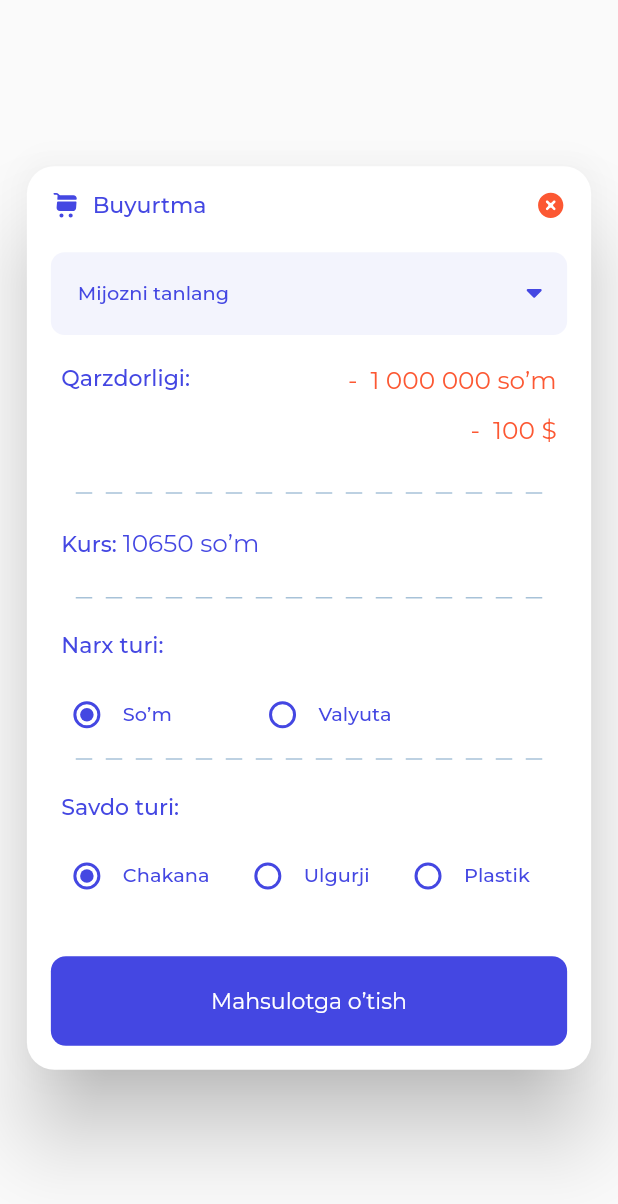
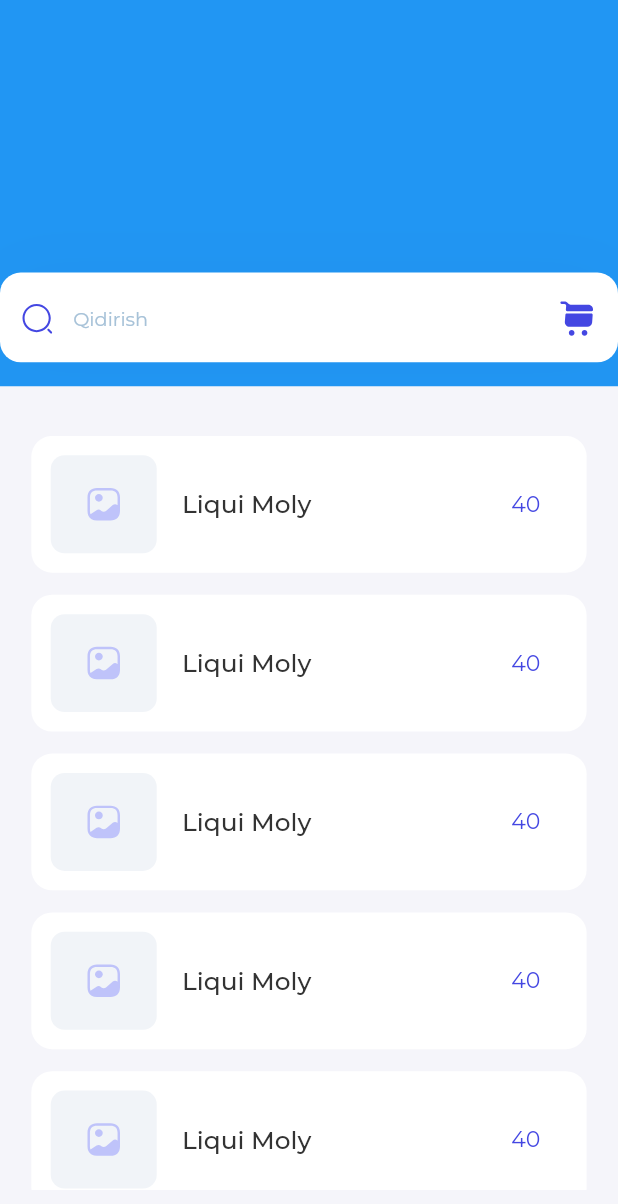
Before and after one commit to Abdullayev3635/savdo, a Flutter app: the BuyurtmaDialog widget shown alone on an empty page, opened directly, after a tap on "Mahsulotga o’tish", on a phone screen of 412 x 824 dp. Shown: the top 1204 px of the screen. Run offline on Flutter 3.47's test engine with Material 2 defaults, Android fonts, the phone set to English and light mode, and no system bars; our stand-ins replace auto_size_text, bloc, bloc_concurrency, dartz, equatable, flutter_bloc and 14 more; accounts and stored records are empty; statements that could not run were skipped; project files that could hold a hidden picture were left out.

Commit message:
24.03.22 Product page qo'shidi

```diff
--- a/lib/core/utils/app_constants.dart
+++ b/lib/core/utils/app_constants.dart
@@ -15,6 +15,7 @@
 const cGrayColor = Color(0xFF333333);
 const cWhiteColor = Color(0xFFFFFFFF);
 const cInActiveColor = Color(0xFF6E71F4);
+const cImageB2Color = Color(0xFFF1F4F8);
 Color cShadowColor = const Color(0xff2F3081).withOpacity(0.04);
 Color primaryColor07 = primaryColor.withOpacity(0.7);
 
--- a/lib/features/app.dart
+++ b/lib/features/app.dart
@@ -14,6 +14,7 @@
 
 class App extends StatelessWidget {
   const App({Key? key}) : super(key: key);
+
   @override
   Widget build(BuildContext context) {
     return ScreenUtilInit(
@@ -29,7 +30,7 @@
           );
         },
         debugShowCheckedModeBanner: false,
-        home: const MapCheck(),
+        home: FirmalarPage.screen(),
       ),
     );
   }
--- a/lib/features/buyurtma/presentation/pages/buyurtma_dialog.dart
+++ b/lib/features/buyurtma/presentation/pages/buyurtma_dialog.dart
@@ -2,6 +2,7 @@
 import 'package:flutter_screenutil/flutter_screenutil.dart';
 import 'package:flutter_svg/flutter_svg.dart';
 import 'package:savdo_agnet_client/core/utils/app_constants.dart';
+import 'package:savdo_agnet_client/features/product/presentation/pages/product_page.dart';
 
 import '../../../../core/widgets/dialog_frame.dart';
 
@@ -231,12 +232,19 @@
         ),
         SizedBox(height: 32.h),
         ElevatedButton(
-            onPressed: () {},
+            onPressed: () {
+              Navigator.pop(context);
+              Navigator.push(
+                  context,
+                  MaterialPageRoute(
+                    builder: (context) => const ProductPage(),
+                  ));
+            },
             style: buttonStyle,
             child: const Text(
               'Mahsulotga o’tish',
               textAlign: TextAlign.center,
-             )),
+            )),
       ],
     );
   }
--- /dev/null
+++ b/lib/features/product/presentation/pages/product_page.dart
@@ -0,0 +1,110 @@
+import 'package:flutter/material.dart';
+import 'package:flutter_screenutil/flutter_screenutil.dart';
+import 'package:flutter_svg/flutter_svg.dart';
+import 'package:savdo_agnet_client/core/utils/app_constants.dart';
+import 'package:savdo_agnet_client/features/firmalar/presentation/widgets/text_field_widget.dart';
+
+class ProductPage extends StatefulWidget {
+  const ProductPage({Key? key}) : super(key: key);
+
+  @override
+  _ProductPageState createState() => _ProductPageState();
+}
+
+class _ProductPageState extends State<ProductPage> {
+  TextEditingController controller = TextEditingController();
+
+  @override
+  Widget build(BuildContext context) {
+    return Scaffold(
+      backgroundColor: cBackgroundColor,
+      body: CustomScrollView(
+        slivers: [
+          SliverAppBar(
+            // backgroundColor: Colors.transparent,
+            automaticallyImplyLeading: false,
+            toolbarHeight: 280.h,
+            floating: false,
+            pinned: true,
+            flexibleSpace: FlexibleSpaceBar(
+              title: Column(
+                mainAxisSize: MainAxisSize.min,
+                children: [
+                  TextFieldWidget(controller: controller),
+                ],
+              ),
+            ),
+          ),
+          SliverList(
+              delegate: SliverChildListDelegate(
+            [
+              Container(
+                height: MediaQuery.of(context).size.height / 1.64,
+                margin: EdgeInsets.only(top: 36.h, left: 21.w, right: 21.w),
+                child: ListView.builder(
+                    physics: const BouncingScrollPhysics(),
+                    itemCount: 10,
+                    itemBuilder: (context, index) {
+                      return const ProductItemsWidget(
+                        image: 'assets/icons/ic_gallery.svg',
+                      title: 'Liqui Moly',
+                        count: '40',
+                      );
+                    }),
+              )
+            ],
+          ))
+        ],
+      ),
+    );
+  }
+}
+
+class ProductItemsWidget extends StatelessWidget {
+  final String title, image, count;
+
+  const ProductItemsWidget({
+    required this.title,
+    required this.count,
+    required this.image,
+    Key? key,
+  }) : super(key: key);
+
+  @override
+  Widget build(BuildContext context) {
+    return Container(
+      decoration: BoxDecoration(
+          borderRadius: BorderRadius.circular(15.r), color: cWhiteColor),
+      margin: EdgeInsets.only(bottom: 16.h),
+      child: Row(
+        children: [
+          Container(
+            margin: EdgeInsets.all(13.w),
+            padding: EdgeInsets.symmetric(vertical: 18.h, horizontal: 8.w),
+            width: 71.w,
+            height: 71.h,
+            child: SvgPicture.asset(image,
+                fit: BoxFit.scaleDown,
+                width: 40.w,
+                color: const Color(0xffBFC3FA),
+                height: 40.h),
+            decoration: BoxDecoration(
+                color: cImageB2Color,
+                borderRadius: BorderRadius.circular(10.r)),
+          ),
+          SizedBox(width: 4.w),
+          Expanded(
+              child: Text(
+            title,
+            style: TextStyle(
+                fontSize: 18.sp, fontFamily: 'Medium', color: cGrayColor),
+          )),
+          Padding(
+            padding: EdgeInsets.symmetric(horizontal: 31.w, vertical: 38.h),
+            child: Text(count, style: textStylePrimary16),
+          )
+        ],
+      ),
+    );
+  }
+}
```
Also changed, not shown: lib/features/accounts/presentation/pages/account_page.dart (added, +20 -0 lines), lib/features/accounts/presentation/widgets/profile_items.dart (added, +50 -0 lines), lib/features/profile/presentation/pages/profile_page.dart (+96 -1 lines), assets/icons/ic_arrow_right.svg (added), assets/icons/ic_intersect.svg (added), assets/icons/ic_shield-security.svg (added), pubspec.lock.
